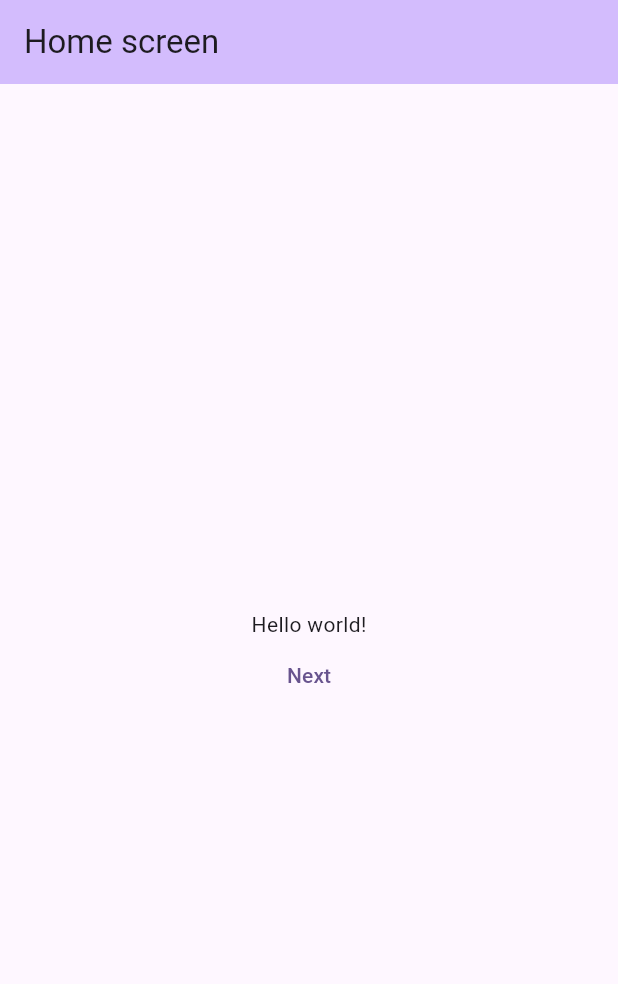
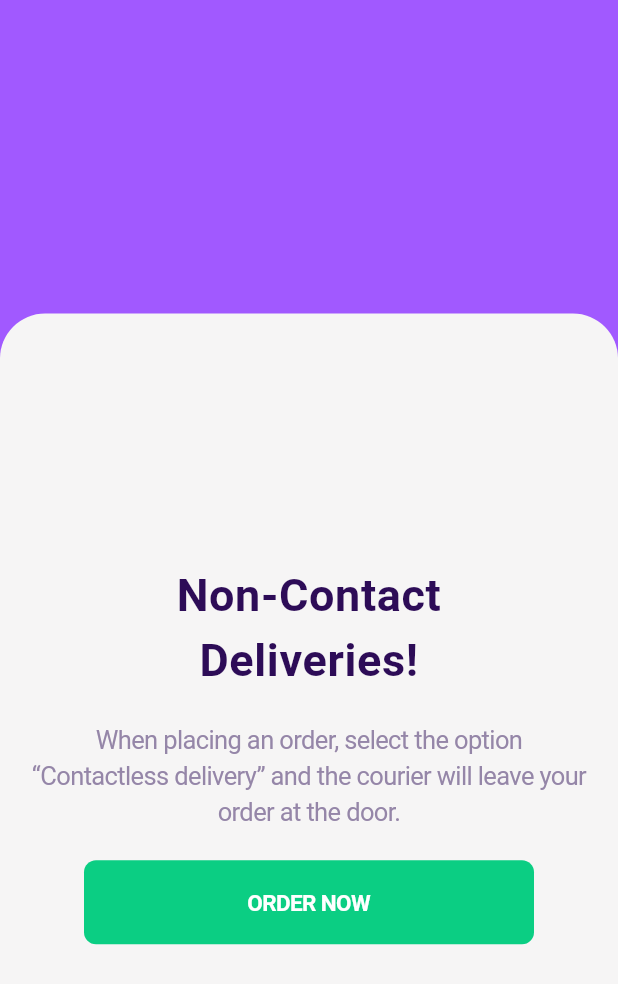
Before and after one commit to assyaIsk/flutter, a Flutter app: the screen it shows after launch, on a phone screen of 412 x 824 dp. Shown: the top 984 px of the screen. Run offline on Flutter 3.47's test engine with Material 3 defaults, Android fonts, the phone set to English and light mode, and no system bars; our stand-ins replace bloc, flutter_bloc, flutter_svg, freezed_annotation.

Commit message:
home page

```diff
--- a/lib/screens/home_screen.dart
+++ b/lib/screens/home_screen.dart
@@ -1,4 +1,5 @@
 import 'package:flutter/material.dart';
+import 'package:vegetables/styles/style.dart';
 
 class HomeScreen extends StatelessWidget {
   const HomeScreen({super.key});
@@ -6,19 +7,59 @@
   @override
   Widget build(BuildContext context) {
     return Scaffold(
-      appBar: AppBar(
-        backgroundColor: Theme.of(context).colorScheme.inversePrimary,
-        title: const Text('Home screen'),
+        backgroundColor: AppStyles.backgroundColorHome,
+        // appBar: AppBar(
+        //   backgroundColor: Theme.of(context).colorScheme.inversePrimary,
+        //   title: const Text('Home screen'),
+        // ),
+        body: Column(
+          mainAxisAlignment: MainAxisAlignment.end,
+          children: [
+            Positioned(
+              left: 0,
+              top: 281,
+              child: Container(
+                padding: const EdgeInsets.fromLTRB(20, 37, 20, 65),
+                width: 414,
+                height: 615,
+                decoration: const BoxDecoration(
+                  color: AppStyles.backgroundColor,
+                  borderRadius: BorderRadius.only(
+                    topLeft: Radius.circular(30),
+                    topRight: Radius.circular(30),
                   ),
-      body: Center(
+                ),
                 child: Column(
                   mainAxisAlignment: MainAxisAlignment.center,
-          children: <Widget>[
+                  children: [
                     const Text(
-              'Hello world!',
+                      'Non-Contact \nDeliveries!',
+                      style: AppStyles.detailTitleTextStyle30,
+                      textAlign: TextAlign.center,
+                    ),
+                    const SizedBox(
+                      height: 20,
+                    ),
+                    const Text(
+                      'When placing an order, select the option “Contactless delivery” and the courier will leave your order at the door.',
+                      style: AppStyles.detailVioletTextStyle17,
+                      textAlign: TextAlign.center,
+                    ),
+                    const SizedBox(
+                      height: 20,
                     ),
                     TextButton(
-              child: const Text('Next'),
+                      style: OutlinedButton.styleFrom(
+                          maximumSize: const Size(370, 56),
+                          minimumSize: const Size(300, 56),
+                          shape: RoundedRectangleBorder(
+                            borderRadius: BorderRadius.circular(8.0),
+                          ),
+                          backgroundColor: AppStyles.greenBtnColor),
+                      child: Text(
+                        'order now'.toUpperCase(),
+                        style: AppStyles.whiteTextStyle15,
+                      ),
                       onPressed: () {
                         Navigator.pushNamed(context, '/vegetables');
                       },
@@ -26,6 +67,8 @@
                   ],
                 ),
               ),
-    );
+            ),
+          ],
+        ));
   }
 }
--- a/lib/screens/vegetable_detail.dart
+++ b/lib/screens/vegetable_detail.dart
@@ -114,7 +114,7 @@
                           child: TextButton.icon(
                             label: const Text(
                               'ADD TO CART',
-                              style: TextStyle(color: AppStyles.whiteBtnColor),
+                              style: AppStyles.whiteTextStyle15,
                             ),
                             icon: SvgPicture.asset(
                               'assets/svg/shopping-cart.svg',
--- a/lib/styles/style.dart
+++ b/lib/styles/style.dart
@@ -2,6 +2,7 @@
 
 class AppStyles {
   static const Color backgroundColor = Color(0xfff6f5f5);
+  static const Color backgroundColorHome = Color.fromARGB(255, 161, 89, 255);
   static const Color violetLightColor = Color(0xffdbd8dd);
   static const Color violetDarkColor = Color(0xff2d0c57);
   static const Color violetColor = Color(0xff9586a8);
@@ -58,4 +59,9 @@
       fontWeight: FontWeight.w400,
       letterSpacing: -0.41,
       color: AppStyles.violetColor);
+  static const TextStyle whiteTextStyle15 = TextStyle(
+      fontSize: 15,
+      fontWeight: FontWeight.w600,
+      letterSpacing: -0.41,
+      color: Colors.white);
 }
```
Lines whose indentation alone changed are shown as unchanged.
